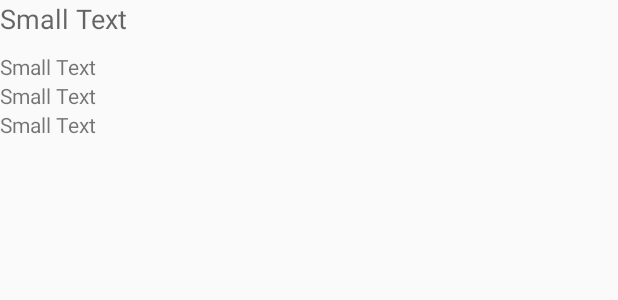
After one commit to kaveer/YourTurf, an Android app: the layout nomination_listview.xml on its own in the app's theme, with its tools: preview values and no code run, on a phone screen of 412 x 824 dp. The commit adds this screen. Shown: the top 300 px of the screen. Run offline under Robolectric (Android 15) with nearby library versions, the phone set to English and light mode, and no system bars.

Commit message:
Custome listview testing

```diff
--- a/app/src/main/java/com/kavsoftware/kaveer/yourturf/Activity/MainActivity.java
+++ b/app/src/main/java/com/kavsoftware/kaveer/yourturf/Activity/MainActivity.java
@@ -150,7 +150,7 @@ public class MainActivity extends AppCompatActivity
                 home.setIsRaceCardAvailable(parentObject.getBoolean("isRaceCardAvailable"));
                 home.setMeetingNumber(parentObject.getInt("meetingNumber"));
 
-                home.setIsRaceCardAvailable(true);
+              //  home.setIsRaceCardAvailable(true);
 
                 if (home.getIsRaceCardAvailable() == true){
                     RaceCard fragment = new  RaceCard();
--- a/app/src/main/java/com/kavsoftware/kaveer/yourturf/Fragment/RaceCard.java
+++ b/app/src/main/java/com/kavsoftware/kaveer/yourturf/Fragment/RaceCard.java
@@ -282,7 +282,7 @@ public class RaceCard extends Fragment {
                 home.setIsRaceCardAvailable(parentObject.getBoolean("isRaceCardAvailable"));
                 home.setMeetingNumber(parentObject.getInt("meetingNumber"));
 
-                 home.setIsRaceCardAvailable(true);
+               //  home.setIsRaceCardAvailable(true);
                 //to remove
 
                 if(home.getIsRaceCardAvailable() == true){
--- a/app/src/main/res/layout/app_bar_main.xml
+++ b/app/src/main/res/layout/app_bar_main.xml
@@ -37,7 +37,6 @@
         android:id="@+id/MainFrameLayout"
         android:layout_width="match_parent"
         android:layout_height="match_parent"
-        android:background="@color/backgroundDefault"
         android:layout_marginTop="@dimen/horizontalAlignmentWithTitleBar"
         android:paddingBottom="@dimen/activity_vertical_margin"
         android:paddingLeft="@dimen/activity_horizontal_margin"
--- /dev/null
+++ b/app/src/main/res/layout/nomination_listview.xml
@@ -0,0 +1,48 @@
+<?xml version="1.0" encoding="utf-8"?>
+<LinearLayout xmlns:android="http://schemas.android.com/apk/res/android"
+              android:orientation="horizontal"
+              android:layout_gravity="fill_vertical"
+              android:id="@+id/nominationList"
+              android:layout_width="match_parent"
+              android:layout_height="match_parent">
+
+    <!--<ImageView-->
+        <!--android:id="@+id/testImg"-->
+        <!--android:layout_width="50dp"-->
+        <!--android:layout_height="50dp"-->
+        <!--android:layout_margin="5dp"-->
+        <!--android:src="@drawable/images" />-->
+    <LinearLayout
+        android:id="@+id/linearLayout1"
+        android:layout_width="match_parent"
+        android:layout_height="100dp"
+        android:orientation="vertical"
+        android:layout_marginBottom="10dp"
+        android:paddingBottom="1dp">
+        <TextView
+            android:id="@+id/RaceNumberAndName"
+            android:layout_width="wrap_content"
+            android:layout_height="wrap_content"
+            android:text="Small Text"
+            android:layout_marginBottom="10dp"
+            android:textAppearance="?android:attr/textAppearanceMedium"/>
+        <TextView
+            android:id="@+id/RaceTimeAndDistance"
+            android:layout_width="wrap_content"
+            android:layout_height="wrap_content"
+            android:text="Small Text"
+            android:textAppearance="?android:attr/textAppearanceSmall"/>
+        <TextView
+            android:id="@+id/RaceHorseCount"
+            android:layout_width="wrap_content"
+            android:layout_height="wrap_content"
+            android:text="Small Text"
+            android:textAppearance="?android:attr/textAppearanceSmall"/>
+        <TextView
+            android:id="@+id/RaceValueBenchMark"
+            android:layout_width="wrap_content"
+            android:layout_height="wrap_content"
+            android:text="Small Text"
+            android:textAppearance="?android:attr/textAppearanceSmall"/>
+    </LinearLayout>
+</LinearLayout>
```
Also changed, not shown: app/src/main/java/com/kavsoftware/kaveer/yourturf/CustomListView/CustomAdapter.java (added, +157 -0 lines), app/src/main/java/com/kavsoftware/kaveer/yourturf/Fragment/Nomination.java (+74 -41 lines), app/src/main/java/com/kavsoftware/kaveer/yourturf/ViewModel/Nomination/NominationViewModel.java (+5 -5 lines), app/src/main/java/com/kavsoftware/kaveer/yourturf/ViewModel/Nomination/Race.java (+4 -4 lines).
